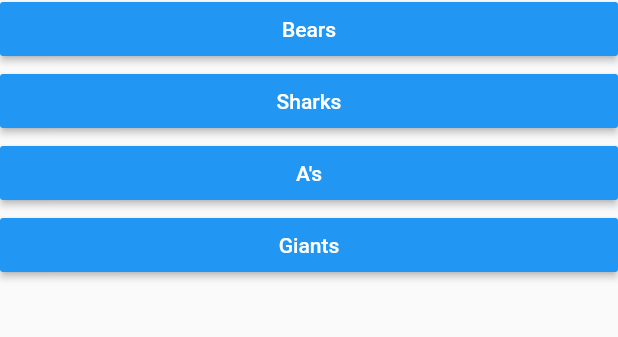
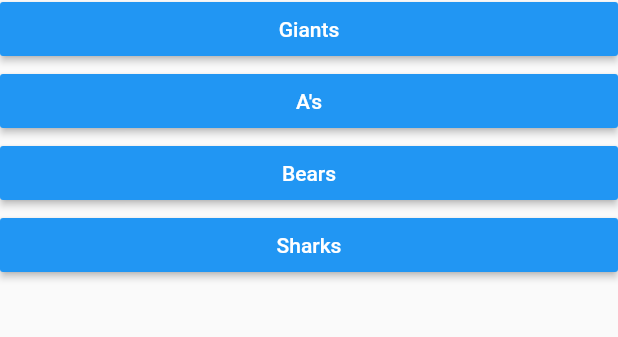
Before and after one commit to agrconsulting/flutter-favorites, a Flutter app: the screen it shows after launch, after a tap on "Black", after a tap on "Snake", on a phone screen of 412 x 824 dp, the part 220-557 px from its top. Run offline on Flutter 3.47's test engine with Material 2 defaults, Android fonts, the phone set to English and light mode, and no system bars.

Commit message:
framework wrap up

```diff
--- a/lib/main.dart
+++ b/lib/main.dart
@@ -1,7 +1,7 @@
 import 'package:flutter/material.dart';
 
-import './question.dart';
-import './answer.dart';
+import './quiz.dart';
+import './result.dart';
 
 // void main() {
 //   runApp(MyApp());
@@ -18,47 +18,73 @@ class MyApp extends StatefulWidget {
 }
 
 class _MyAppState extends State<MyApp> {
+  final _questions = const [
+    {
+      'questionText': 'What\'s your favorite color?',
+      'answers': [
+        {'text': 'Black', 'score': 10},
+        {'text': 'Red', 'score': 5},
+        {'text': 'Green', 'score': 3},
+        {'text': 'White', 'score': 1},
+      ],
+    },
+    {
+      'questionText': 'What\'s your favorite animal?',
+      'answers': [
+        {'text': 'Rabbit', 'score': 10},
+        {'text': 'Snake', 'score': 5},
+        {'text': 'Elephant', 'score': 3},
+        {'text': 'Lion', 'score': 1},
+      ],
+    },
+    {
+      'questionText': 'Who\'s your favorite sports team?',
+      'answers': [
+        {'text': 'Giants', 'score': 10},
+        {'text': 'A\'s', 'score': 5},
+        {'text': 'Bears', 'score': 3},
+        {'text': 'Sharks', 'score': 1},
+      ],
+    },
+  ];
   var _questionIndex = 0;
+  var _totalScore = 0;
 
-  void _answerQuestion() {
+  void _resetQuiz() {
+    setState(() {
+      _questionIndex = 0;
+      _totalScore = 0;
+    });
+  }
+
+  void _answerQuestion(int score) {
+    _totalScore += score;
+
     setState(() {
       _questionIndex = _questionIndex + 1;
     });
     print(_questionIndex);
+    if (_questionIndex < _questions.length) {
+      print('We have more questions!');
+    } else {
+      print('No more questions');
+    }
   }
 
   @override
   Widget build(BuildContext context) {
-    final questions = [
-      {
-        'questionText': 'What\'s your favorite color?',
-        'answers': ['Black', 'Red', 'Green', 'White'],
-      },
-      {
-        'questionText': 'What\'s your favorite animal?',
-        'answers': ['Rabbit', 'Snake', 'Elephant', 'Lion'],
-      },
-      {
-        'questionText': 'Who\'s your favorite sports team?',
-        'answers': ['Bears', 'Sharks', 'A\'s', 'Giants'],
-      },
-    ];
     return MaterialApp(
       home: Scaffold(
         appBar: AppBar(
           title: Text('My First App'),
         ),
-        body: Column(
-          children: [
-            Question(
-              questions[_questionIndex]['questionText'],
-            ),
-            ...(questions[_questionIndex]['answers'] as List<String>)
-                .map((answer) {
-              return Answer(_answerQuestion, answer);
-            }).toList()
-          ],
-        ),
+        body: _questionIndex < _questions.length
+            ? Quiz(
+                answerQuestion: _answerQuestion,
+                questionIndex: _questionIndex,
+                questions: _questions,
+              )
+            : Result(_totalScore, _resetQuiz),
       ),
     );
   }
--- a/lib/question.dart
+++ b/lib/question.dart
@@ -1,9 +1,9 @@
 import 'package:flutter/material.dart';
 
 class Question extends StatelessWidget {
+  Question(this.questionText);
+
   final String questionText;
-
-  Question(this.questionText);
 
   @override
   Widget build(BuildContext context) {
--- /dev/null
+++ b/lib/quiz.dart
@@ -0,0 +1,31 @@
+import 'package:flutter/material.dart';
+
+import './answer.dart';
+import './question.dart';
+
+class Quiz extends StatelessWidget {
+  final List<Map<String, Object>> questions;
+  final int questionIndex;
+  final Function answerQuestion;
+
+  Quiz({
+    @required this.questions,
+    @required this.answerQuestion,
+    @required this.questionIndex,
+  });
+
+  @override
+  Widget build(BuildContext context) {
+    return Column(
+      children: [
+        Question(
+          questions[questionIndex]['questionText'],
+        ),
+        ...(questions[questionIndex]['answers'] as List<Map<String, Object>>)
+            .map((answer) {
+          return Answer(() => answerQuestion(answer['score']), answer['text']);
+        }).toList()
+      ],
+    );
+  }
+}
```
Also changed, not shown: lib/result.dart (added, +48 -0 lines).
